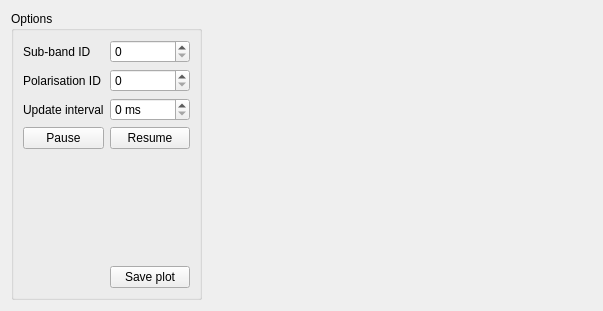
This is src/viewer/forms/SubbandSpectraViewer.ui in pelican/pelican-lofar as Qt 5 draws it before an edit. The edited form follows.
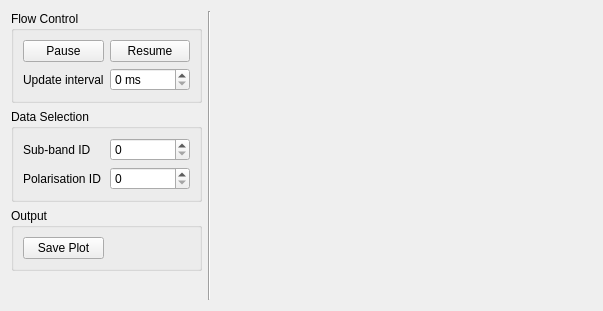
This is the edited form. Custom widgets are drawn as their Qt base class.

Commit message: updates towards getting the subband spectrum viewer working

What changed in the file:
```diff
--- a/src/viewer/forms/SubbandSpectraViewer.ui
+++ b/src/viewer/forms/SubbandSpectraViewer.ui
@@ -15,71 +15,111 @@
   </property>
   <layout class="QHBoxLayout" name="horizontalLayout">
    <item>
-    <widget class="QGroupBox" name="groupBox">
+    <layout class="QVBoxLayout" name="verticalLayout">
+     <item>
+      <widget class="QGroupBox" name="groupBox_flow">
      <property name="title">
-      <string>Options</string>
+        <string>Flow Control</string>
+       </property>
+       <layout class="QGridLayout" name="gridLayout_2">
+        <item row="0" column="0">
+         <widget class="QPushButton" name="pushButton_pause">
+          <property name="text">
+           <string>Pause</string>
+          </property>
+         </widget>
+        </item>
+        <item row="0" column="1">
+         <widget class="QPushButton" name="pushButton_resume">
+          <property name="text">
+           <string>Resume</string>
+          </property>
+         </widget>
+        </item>
+        <item row="1" column="1">
+         <widget class="QSpinBox" name="spinBox_updateInteveral">
+          <property name="suffix">
+           <string> ms</string>
+          </property>
+          <property name="prefix">
+           <string/>
+          </property>
+         </widget>
+        </item>
+        <item row="1" column="0">
+         <widget class="QLabel" name="label_updateInterval">
+          <property name="text">
+           <string>Update interval</string>
+          </property>
+         </widget>
+        </item>
+       </layout>
+      </widget>
+     </item>
+     <item>
+      <widget class="QGroupBox" name="groupBox_data">
+       <property name="title">
+        <string>Data Selection</string>
      </property>
      <layout class="QGridLayout" name="gridLayout">
-      <item row="0" column="0">
+        <item row="1" column="0">
        <widget class="QLabel" name="label_subband">
         <property name="text">
          <string>Sub-band ID</string>
         </property>
        </widget>
       </item>
-      <item row="0" column="1">
+        <item row="1" column="1">
        <widget class="QSpinBox" name="spinBox_subband">
         <property name="maximum">
          <number>999</number>
         </property>
        </widget>
       </item>
-      <item row="1" column="0">
+        <item row="2" column="0">
        <widget class="QLabel" name="label_polarisation">
         <property name="text">
          <string>Polarisation ID</string>
         </property>
        </widget>
       </item>
-      <item row="1" column="1">
-       <widget class="QSpinBox" name="spinBox_polarisation">
-        <property name="maximum">
-         <number>999</number>
-        </property>
-       </widget>
-      </item>
-      <item row="2" column="0">
-       <widget class="QLabel" name="label_updateInterval">
-        <property name="text">
-         <string>Update interval</string>
-        </property>
-       </widget>
-      </item>
       <item row="2" column="1">
-       <widget class="QSpinBox" name="spinBox_updateInteveral">
-        <property name="suffix">
-         <string> ms</string>
-        </property>
-        <property name="prefix">
+         <widget class="QSpinBox" name="spinBox_polarisation">
+          <property name="maximum">
+           <number>999</number>
+          </property>
+         </widget>
+        </item>
+       </layout>
+      </widget>
+     </item>
+     <item>
+      <widget class="QGroupBox" name="groupBox_output">
+       <property name="enabled">
+        <bool>true</bool>
+       </property>
+       <property name="title">
+        <string>Output</string>
+       </property>
+       <layout class="QGridLayout" name="gridLayout_3">
+        <item row="0" column="0">
+         <widget class="QPushButton" name="pushButton_save">
+          <property name="text">
+           <string>Save Plot</string>
+          </property>
+         </widget>
+        </item>
+        <item row="0" column="1">
+         <widget class="QLabel" name="label">
+          <property name="text">
          <string/>
         </property>
        </widget>
       </item>
-      <item row="3" column="0">
-       <widget class="QPushButton" name="pushButton_pause">
-        <property name="text">
-         <string>Pause</string>
-        </property>
-       </widget>
-      </item>
-      <item row="3" column="1">
-       <widget class="QPushButton" name="pushButton_resume">
-        <property name="text">
-         <string>Resume</string>
-        </property>
-       </widget>
-      </item>
-      <item row="4" column="1">
+       </layout>
+      </widget>
+     </item>
+     <item>
        <spacer name="verticalSpacer">
         <property name="orientation">
          <enum>Qt::Vertical</enum>
@@ -87,23 +127,22 @@
         <property name="sizeHint" stdset="0">
          <size>
           <width>20</width>
-          <height>95</height>
+         <height>40</height>
          </size>
         </property>
        </spacer>
       </item>
-      <item row="5" column="1">
-       <widget class="QPushButton" name="pushButton_save">
-        <property name="text">
-         <string>Save plot</string>
-        </property>
-       </widget>
-      </item>
-     </layout>
+    </layout>
+   </item>
+   <item>
+    <widget class="Line" name="line">
+     <property name="orientation">
+      <enum>Qt::Vertical</enum>
+     </property>
     </widget>
    </item>
    <item>
-    <widget class="pelican::lofar::PlotWidget" name="PlotWidget_spectrumView" native="true">
+    <widget class="pelican::lofar::PlotWidget" name="plot" native="true">
      <property name="sizePolicy">
       <sizepolicy hsizetype="Preferred" vsizetype="Preferred">
        <horstretch>100</horstretch>
```
Lines whose indentation alone changed are shown as unchanged. The commit also changes 12 other files.
